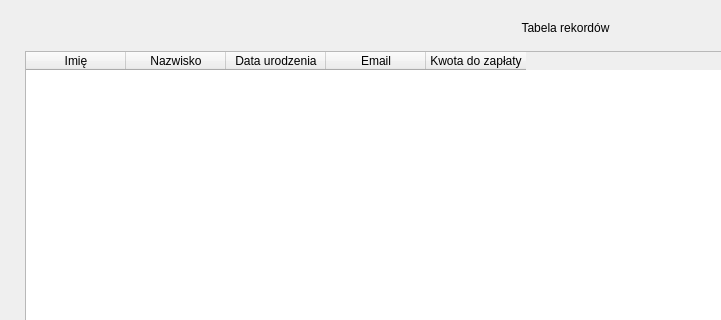
Qt form tableedit_base.ui (aleksanderkalenbach/IO_2020_2021_ASP) before a commit; both pictures show x 0 to 721 and y 0 to 320 of the 1181 by 618 pixel window.
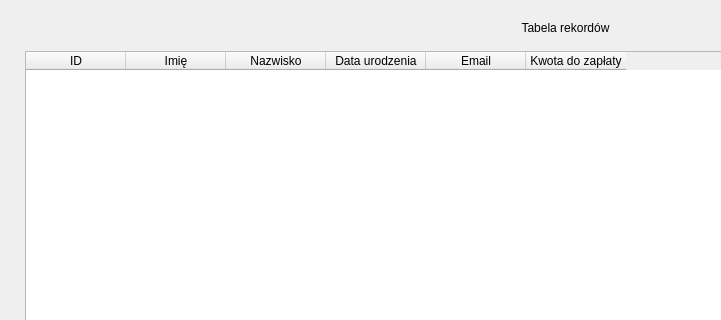
The same form after that commit.

The edit to the form file:
```diff
--- a/tableedit_base.ui
+++ b/tableedit_base.ui
@@ -55,6 +55,11 @@
     </item>
     <item row="0" column="0" colspan="4">
      <widget class="QTableWidget" name="tableWidget">
+      <column>
+       <property name="text">
+        <string>ID</string>
+       </property>
+      </column>
       <column>
        <property name="text">
         <string>Imię</string>
```
